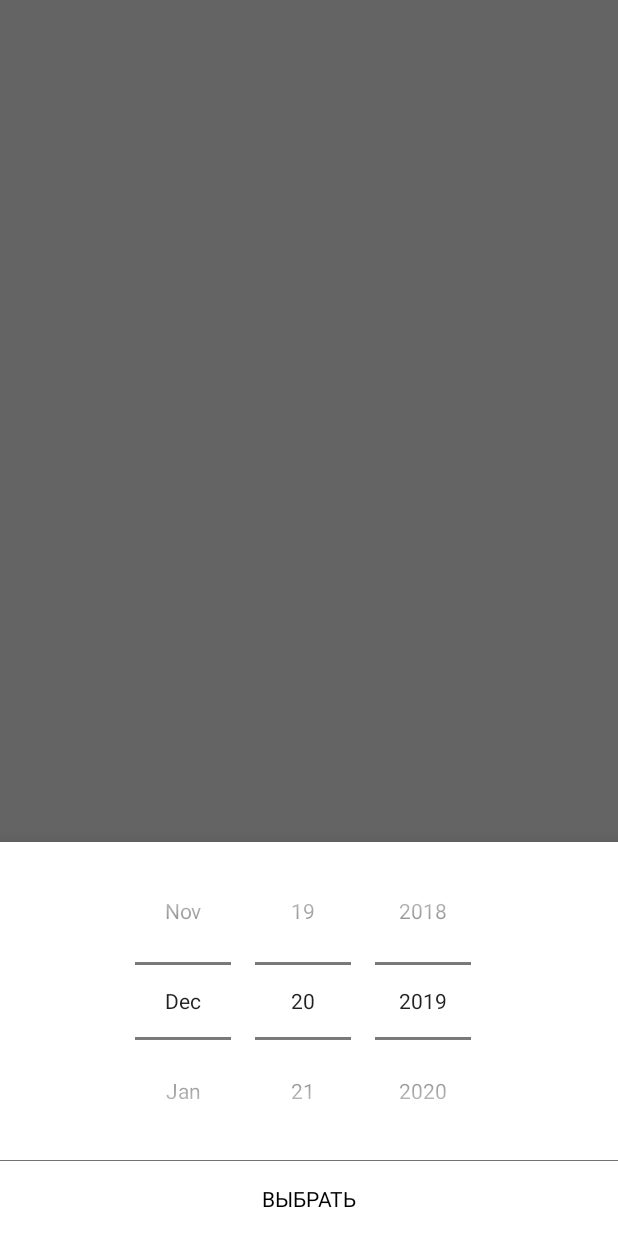
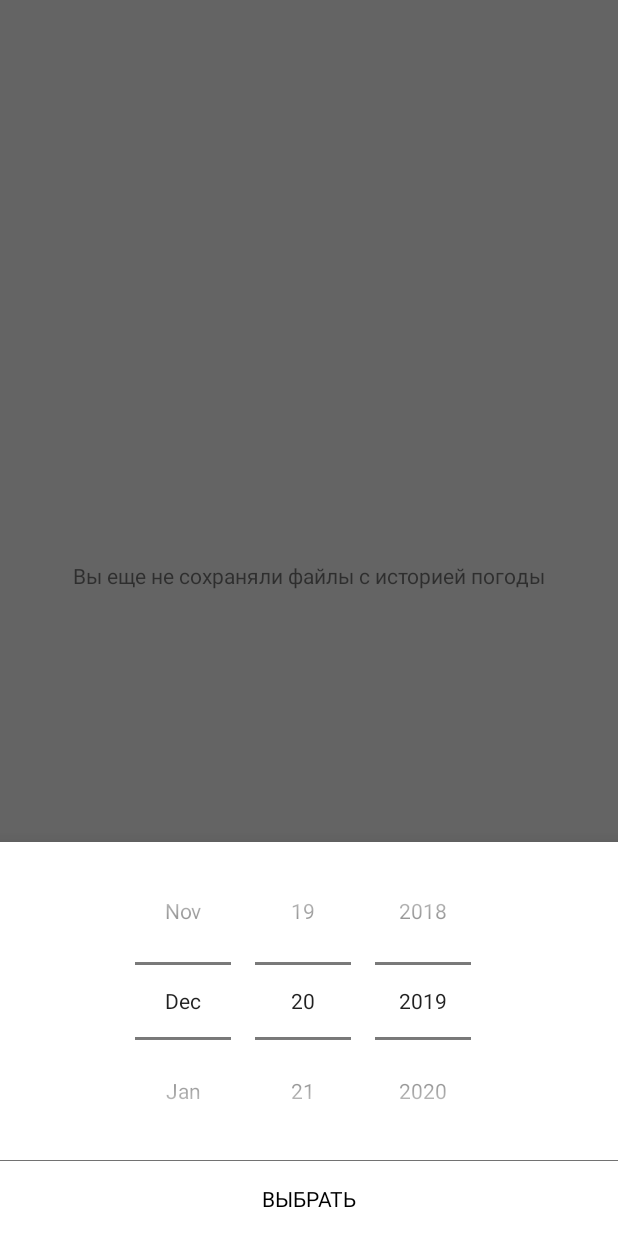
Before and after one commit to moevm/mse_meteorological_data_collection, an Android app: the fragment DatePickerDialog placed in its activity, item 3 of the bottom bar chosen, on a phone screen of 412 x 824 dp. Run offline under Robolectric (Android 15) with nearby library versions, the phone set to English and light mode, and no system bars; our stand-ins replace Dagger/Hilt's generated code, Firebase (no records; nobody signed in at launch, a user with empty details on screens opened directly), RxJava; libraries missing offline, so code that uses them is left out: au.com.bytecode; pictures from the network do not load; 5 statements that could not run were skipped.

Commit message:
files list

```diff
--- a/android/app/src/main/AndroidManifest.xml
+++ b/android/app/src/main/AndroidManifest.xml
@@ -20,6 +20,10 @@
         android:theme="@style/AppTheme"
         tools:ignore="GoogleAppIndexingWarning"
         android:usesCleartextTraffic="true">
+        <provider android:name="androidx.core.content.FileProvider" android:grantUriPermissions="true" android:exported="false" android:authorities="${applicationId}.provider">
+            <meta-data android:name="android.support.FILE_PROVIDER_PATHS" android:resource="@xml/provider_paths"/>
+        </provider>
+
         <activity android:name=".presentation.MainActivity">
             <intent-filter>
                 <action android:name="android.intent.action.MAIN" />
--- a/android/app/src/main/java/com/weather/etu/dagger/components/AppComponent.kt
+++ b/android/app/src/main/java/com/weather/etu/dagger/components/AppComponent.kt
@@ -7,6 +7,7 @@ import com.weather.etu.app.App
 import com.weather.etu.dagger.modules.ProvidersModule
 import com.weather.etu.presentation.MainActivityViewModel
 import com.weather.etu.presentation.chart_fragment.ChartFragmentViewModel
+import com.weather.etu.presentation.files_fragment.FilesFragmentViewModel
 import com.weather.etu.presentation.interval_fragment.IntervalFragmentViewModel
 import com.weather.etu.presentation.today_fragment.TodayFragmentViewModel
 import dagger.Component
@@ -29,4 +30,6 @@ interface AppComponent {
     fun inject(obj: IntervalFragmentViewModel)
 
     fun inject(obj: TodayFragmentViewModel)
+
+    fun inject(obj: FilesFragmentViewModel)
 }
--- a/android/app/src/main/java/com/weather/etu/dagger/modules/AppModule.kt
+++ b/android/app/src/main/java/com/weather/etu/dagger/modules/AppModule.kt
@@ -8,7 +8,7 @@ import dagger.Module
 import dagger.Provides
 
 @Module
-class AppModule(val appContext: Context) {
+class AppModule(private val appContext: Context) {
     @Provides
     fun provideContext() = appContext
 
--- a/android/app/src/main/java/com/weather/etu/model/CsvFileManager.kt
+++ b/android/app/src/main/java/com/weather/etu/model/CsvFileManager.kt
@@ -8,6 +8,8 @@ import com.weather.core.remote.models.ParseRequest
 import com.weather.core.remote.models.history.HistoryWeather
 import com.weather.etu.base.getYearFromMil
 import io.reactivex.Completable
+import io.reactivex.Flowable
+import io.reactivex.Observable
 import io.reactivex.Single
 import java.io.File
 import java.io.FileOutputStream
@@ -15,11 +17,19 @@ import java.io.OutputStreamWriter
 import java.lang.Exception
 
 class CsvFileManager {
-    companion object{
-        const val DIR = "HistoryWeather"
-        const val EXTENSION = ".csv"
-    }
 
+     companion object{
+         const val DIR = "HistoryWeather"
+         const val EXTENSION = ".csv"
+     }
+
+     fun getFiles(): Single<List<File>> {
+         return Single.create{
+             val dir = Environment.getExternalStoragePublicDirectory(DIR).apply { mkdirs() }
+             val files = dir.listFiles()
+             it.onSuccess(files?.toList() ?: listOf())
+         }
+     }
 
      fun saveHistoryWeatherInFile(data: HistoryWeather,request: ParseRequest):Single<File>{
         return Single.create{emitter->
--- /dev/null
+++ b/android/app/src/main/java/com/weather/etu/model/State.kt
@@ -0,0 +1,8 @@
+package com.weather.etu.model
+
+sealed class State {
+    class LoadingState:State()
+    class LoadedState<T>(val data:List<T>):State()
+    class NoItemsState:State()
+    class ErrorState(val message:String):State()
+}
--- a/android/app/src/main/java/com/weather/etu/presentation/MainActivity.kt
+++ b/android/app/src/main/java/com/weather/etu/presentation/MainActivity.kt
@@ -1,15 +1,13 @@
 package com.weather.etu.presentation
 
-import androidx.appcompat.app.AppCompatActivity
 import android.os.Bundle
-import androidx.appcompat.widget.Toolbar
 import androidx.fragment.app.Fragment
 import androidx.fragment.app.FragmentPagerAdapter
 import androidx.lifecycle.Observer
 import androidx.lifecycle.ViewModelProviders
 import com.weather.etu.R
 import com.weather.etu.base.BaseActivity
-import com.weather.etu.presentation.chart_fragment.ChartFragment
+import com.weather.etu.presentation.files_fragment.FilesFragment
 import com.weather.etu.presentation.interval_fragment.IntervalFragment
 import com.weather.etu.presentation.today_fragment.TodayFragment
 import kotlinx.android.synthetic.main.activity_main.*
@@ -20,7 +18,7 @@ class MainActivity : BaseActivity<MainActivityViewModel>() {
         enum class STATE {
             TODAY,
             INTERVAL,
-            CHART
+            FILES
         }
     }
 
@@ -36,7 +34,7 @@ class MainActivity : BaseActivity<MainActivityViewModel>() {
             when (it) {
                 Companion.STATE.TODAY -> view_pager.currentItem = 0
                 Companion.STATE.INTERVAL -> view_pager.currentItem = 1
-                Companion.STATE.CHART -> view_pager.currentItem = 2
+                Companion.STATE.FILES -> view_pager.currentItem = 2
             }
         })
 
@@ -68,7 +66,7 @@ class MainActivity : BaseActivity<MainActivityViewModel>() {
             return when (position) {
                 0 -> TodayFragment()
                 1 -> IntervalFragment()
-                2 -> ChartFragment()
+                2 -> FilesFragment()
                 else -> throw
                 IllegalArgumentException("wrong position, expected 0..2, but found: $position")
             }
--- a/android/app/src/main/java/com/weather/etu/presentation/MainActivityViewModel.kt
+++ b/android/app/src/main/java/com/weather/etu/presentation/MainActivityViewModel.kt
@@ -21,7 +21,7 @@ class MainActivityViewModel: BaseViewModel() {
 
     fun onIntervalCLicked() = changeState(INTERVAL)
 
-    fun onChartClicked() = changeState(CHART)
+    fun onChartClicked() = changeState(FILES)
 
     private fun changeState(state: STATE, action: (() -> Unit)? = null): Boolean {
         if (state != currentState) {
--- a/android/app/src/main/java/com/weather/etu/presentation/chart_fragment/ChartFragment.kt
+++ b/android/app/src/main/java/com/weather/etu/presentation/chart_fragment/ChartFragment.kt
@@ -1,5 +1,7 @@
 package com.weather.etu.presentation.chart_fragment
 
+import android.os.Bundle
+import android.util.Log
 import androidx.lifecycle.ViewModelProviders
 import com.weather.etu.R
 import com.weather.etu.presentation.BaseMainActivityFragment
@@ -11,4 +13,5 @@ class ChartFragment: BaseMainActivityFragment<ChartFragmentViewModel>() {
 
     override val layoutId: Int
         get() = R.layout.fragment_chart
+
 }
--- /dev/null
+++ b/android/app/src/main/java/com/weather/etu/presentation/files_fragment/FilesFragment.kt
@@ -0,0 +1,101 @@
+package com.weather.etu.presentation.files_fragment
+
+import android.content.ActivityNotFoundException
+import android.content.Intent
+import android.os.Bundle
+
+import android.view.LayoutInflater
+import android.view.View
+import android.view.ViewGroup
+import android.widget.Toast
+import androidx.core.content.FileProvider
+import androidx.lifecycle.ViewModelProviders
+import androidx.recyclerview.widget.LinearLayoutManager
+import com.weather.etu.BuildConfig
+import com.weather.etu.R
+import com.weather.etu.model.State
+import com.weather.etu.presentation.BaseMainActivityFragment
+import kotlinx.android.synthetic.main.fragment_files.*
+import java.io.File
+import java.net.URLConnection
+
+
+class FilesFragment : BaseMainActivityFragment<FilesFragmentViewModel>() {
+
+    private val adapter by lazy { FilesAdapter() }
+
+    override val viewModel by lazy {
+        ViewModelProviders.of(this)[FilesFragmentViewModel::class.java]
+    }
+
+    override val layoutId: Int
+        get() = R.layout.fragment_files
+
+    override fun onCreateView(
+        inflater: LayoutInflater, container: ViewGroup?,
+        savedInstanceState: Bundle?
+    ): View? {
+        return inflater.inflate(R.layout.fragment_files, container, false)
+    }
+
+    override fun onResume() {
+        super.onResume()
+        viewModel.fetchFiles()
+    }
+
+    override val bindViews = { _: View ->
+
+        adapter.attachCallback(object : com.weather.etu.base.BaseAdapter.BaseAdapterCallback<File>{
+
+            override fun onItemClick(model: File, view: View) {
+                openFile(model)
+            }
+
+            override fun onLongClick(model: File, view: View): Boolean {
+                return false
+            }
+        })
+
+        with(files_recycler_view){
+            layoutManager = LinearLayoutManager(context)
+            this.adapter = this@FilesFragment.adapter
+        }
+
+        viewModel.state.observe(this,androidx.lifecycle.Observer {state->
+            when(state){
+                is State.LoadingState -> {
+                    files_progress_bar.visibility = View.VISIBLE
+                    files_recycler_view.visibility = View.INVISIBLE
+                    files_empty_data.visibility = View.INVISIBLE
+                }
+                is State.NoItemsState -> {
+                    files_empty_data.visibility = View.VISIBLE
+                    files_recycler_view.visibility = View.INVISIBLE
+                    files_progress_bar.visibility = View.INVISIBLE
+                }
+                is State.LoadedState<*> -> {
+                    adapter.updateItems(state.data.map { it as File })
+                    files_recycler_view.visibility = View.VISIBLE
+                    files_empty_data.visibility = View.INVISIBLE
+                    files_progress_bar.visibility = View.INVISIBLE
+                }
+            }
+        })
+    }
+
+    private fun openFile(file:File){
+        file.setReadable(true)
+        val path = FileProvider.getUriForFile(context!!, BuildConfig.APPLICATION_ID + ".provider", file)
+        val mimeType = URLConnection.guessContentTypeFromName(file.name)
+        Intent(Intent.ACTION_VIEW).apply {
+            setDataAndType(path, mimeType)
+            flags = Intent.FLAG_GRANT_READ_URI_PERMISSION
+        }.let {
+            try {
+                startActivity(it)
+            } catch (e: ActivityNotFoundException) {
+                Toast.makeText(context!!, "There's no program to open this file", Toast.LENGTH_LONG).show()
+            }
+        }
+    }
+}
--- /dev/null
+++ b/android/app/src/main/java/com/weather/etu/presentation/files_fragment/FilesFragmentViewModel.kt
@@ -0,0 +1,36 @@
+package com.weather.etu.presentation.files_fragment
+
+import androidx.lifecycle.MutableLiveData
+import com.weather.etu.app.App
+import com.weather.etu.base.BaseViewModel
+import com.weather.etu.model.CsvFileManager
+import com.weather.etu.model.State
+import javax.inject.Inject
+
+class FilesFragmentViewModel:BaseViewModel() {
+
+    @Inject
+    lateinit var csvFileManager: CsvFileManager
+
+    val state = MutableLiveData<State>()
+
+    init {
+        App.component.inject(this)
+        state.postValue(State.LoadingState())
+    }
+
+    fun fetchFiles(){
+        state.postValue(State.LoadingState())
+        disposable.add(
+            csvFileManager
+                .getFiles()
+                .safeSubscribe{
+                    if(it.isEmpty()){
+                        state.postValue(State.NoItemsState())
+                    }else{
+                        state.postValue(State.LoadedState(it))
+                    }
+                }
+        )
+    }
+}
--- a/android/app/src/main/java/com/weather/etu/presentation/today_fragment/adapter/ForecastAdapter.kt
+++ b/android/app/src/main/java/com/weather/etu/presentation/today_fragment/ForecastAdapter.kt
@@ -1,4 +1,4 @@
-package com.weather.etu.presentation.today_fragment.adapter
+package com.weather.etu.presentation.today_fragment
 
 import android.view.LayoutInflater
 import android.view.View
--- a/android/app/src/main/java/com/weather/etu/presentation/today_fragment/TodayFragment.kt
+++ b/android/app/src/main/java/com/weather/etu/presentation/today_fragment/TodayFragment.kt
@@ -9,7 +9,6 @@ import androidx.lifecycle.ViewModelProviders
 import com.bumptech.glide.Glide
 import com.weather.etu.R
 import com.weather.etu.presentation.BaseMainActivityFragment
-import com.weather.etu.presentation.today_fragment.adapter.ForecastAdapter
 import kotlinx.android.synthetic.main.fragment_today.*
 
 
--- /dev/null
+++ b/android/app/src/main/res/layout/fragment_files.xml
@@ -0,0 +1,28 @@
+<?xml version="1.0" encoding="utf-8"?>
+<FrameLayout
+    xmlns:android="http://schemas.android.com/apk/res/android"
+    android:layout_width="match_parent"
+    android:layout_height="match_parent">
+
+    <androidx.recyclerview.widget.RecyclerView
+        android:id="@+id/files_recycler_view"
+        android:layout_width="match_parent"
+        android:layout_height="match_parent"
+        android:clipToPadding="false"
+        android:fitsSystemWindows="true"/>
+
+    <ProgressBar
+        android:id="@+id/files_progress_bar"
+        android:layout_width="wrap_content"
+        android:layout_height="wrap_content"
+        android:layout_gravity="center"
+        android:visibility="gone"/>
+
+    <TextView
+        android:id="@+id/files_empty_data"
+        android:layout_width="wrap_content"
+        android:layout_height="wrap_content"
+        android:layout_gravity="center"
+        android:text="@string/empty_data"
+        android:visibility="gone"/>
+</FrameLayout>
--- a/android/app/src/main/res/menu/navigation.xml
+++ b/android/app/src/main/res/menu/navigation.xml
@@ -14,6 +14,6 @@
     <item
         android:id="@+id/menu_third"
         android:icon="@android:drawable/btn_plus"
-        android:title="Third" />
+        android:title="Files" />
 
 </menu>
--- a/android/app/src/main/res/values/colors.xml
+++ b/android/app/src/main/res/values/colors.xml
@@ -4,4 +4,6 @@
     <color name="colorPrimaryDark">#00574B</color>
     <color name="colorAccent">#D81B60</color>
     <color name="dayBackground">#80000000</color>
+
+    <color name="colorGrayLine">#E9E9E9</color>
 </resources>
--- a/android/app/src/main/res/values/strings.xml
+++ b/android/app/src/main/res/values/strings.xml
@@ -1,4 +1,8 @@
 <resources>
     <string name="app_name">Weather</string>
     <string name="today">сегодня</string>
+    <string name="empty_data">Вы еще не сохраняли файлы с историей погоды</string>
+
+    <!-- TODO: Remove or change this placeholder text -->
+    <string name="hello_blank_fragment">Hello blank fragment</string>
 </resources>
--- /dev/null
+++ b/android/app/src/main/res/xml/provider_paths.xml
@@ -0,0 +1,4 @@
+
+<paths xmlns:android="http://schemas.android.com/apk/res/android">
+    <external-path path="." name="external_files"/>
+</paths>
```
Also changed, not shown: android/app/src/main/java/com/weather/etu/presentation/files_fragment/FilesAdapter.kt (added, +48 -0 lines), android/app/src/main/res/layout/item_list_file.xml (added, +42 -0 lines).
